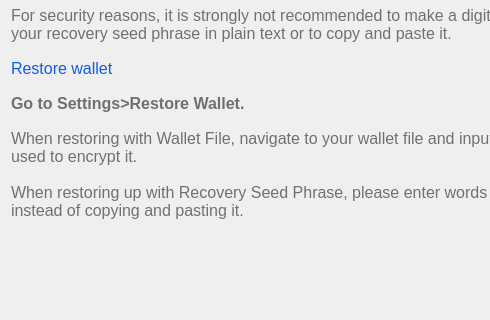
Veil-Project/veil, file src/qt/veil/forms/settingsfaq03.ui: the form before one commit; both pictures show x 0 to 490 and y 255 to 575 of the 656 by 575 pixel window.
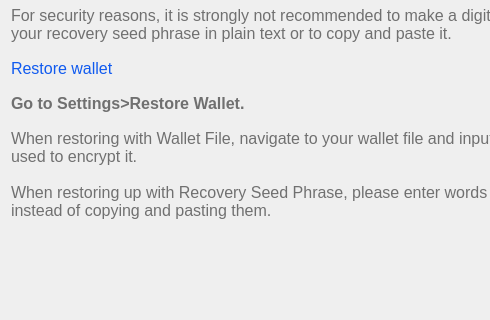
The form after the commit.

```diff
--- a/src/qt/veil/forms/settingsfaq03.ui
+++ b/src/qt/veil/forms/settingsfaq03.ui
@@ -187,7 +187,7 @@
      <property name="text">
       <string>When restoring with Wallet File, navigate to your wallet file and input the password used to encrypt it.
 
-When restoring up with Recovery Seed Phrase, please enter words one at a time instead of copying and pasting it.</string>
+When restoring up with Recovery Seed Phrase, please enter words one at a time instead of copying and pasting them.</string>
      </property>
      <property name="alignment">
       <set>Qt::AlignLeading|Qt::AlignLeft|Qt::AlignTop</set>
```
